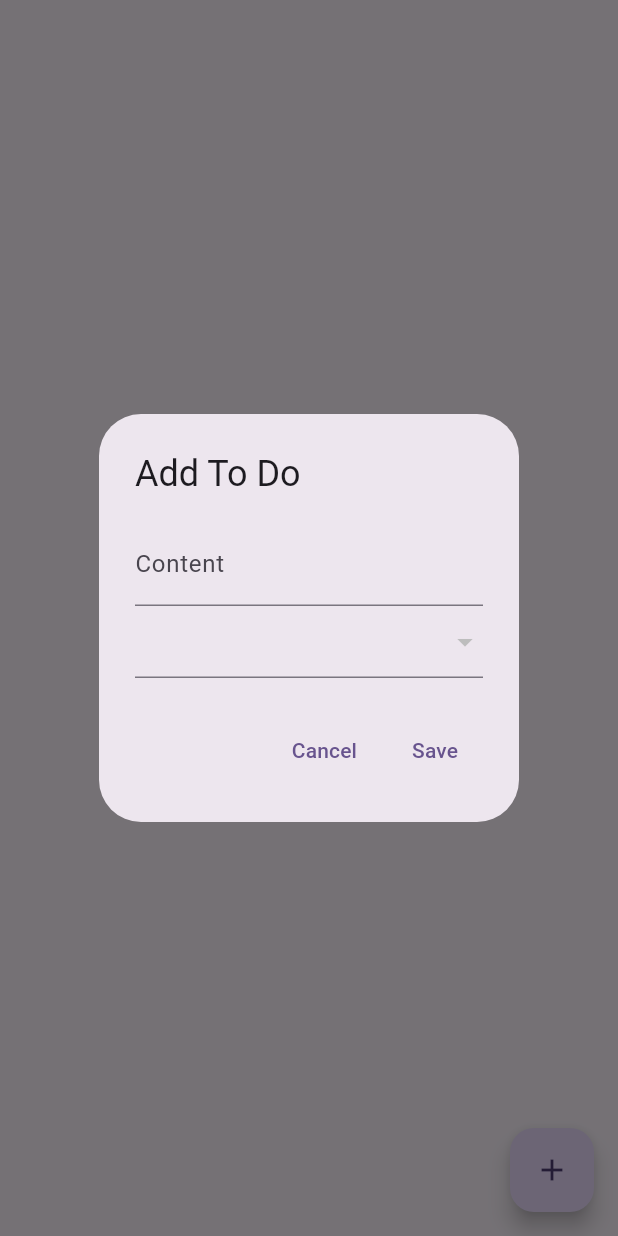
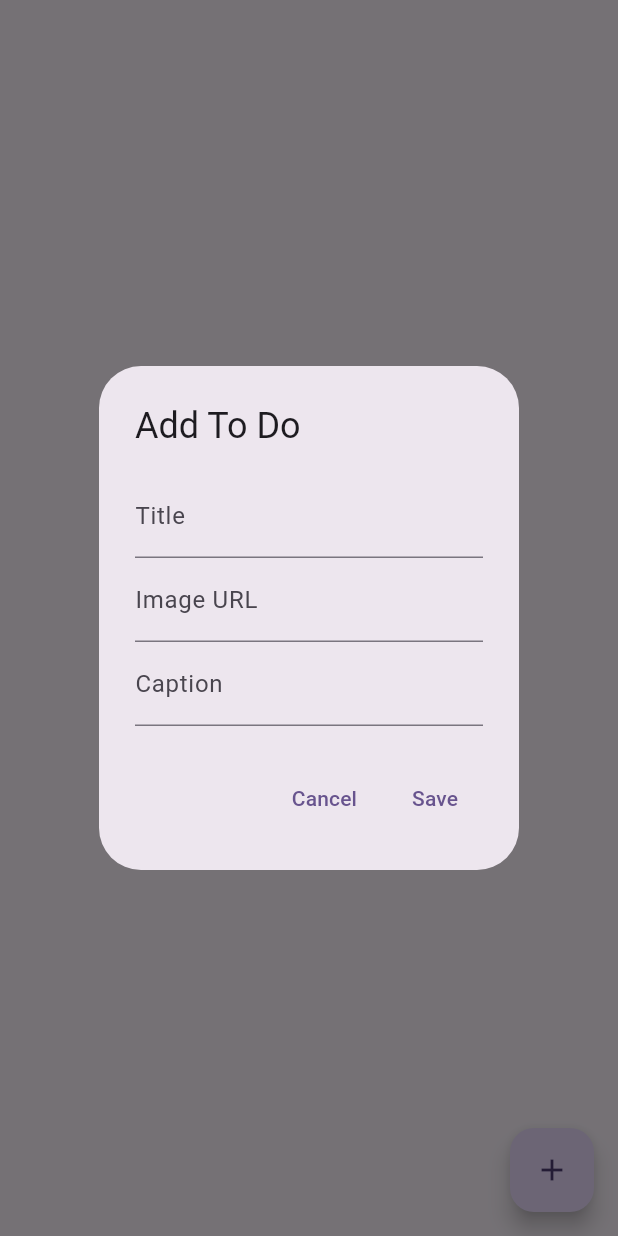
Before and after one commit to hardytee1/pbkk_isar, a Flutter app: the screen it shows after launch, after a tap on the "add" icon, on a phone screen of 412 x 824 dp. Run offline on Flutter 3.47's test engine with Material 3 defaults, Android fonts, the phone set to English and light mode, and no system bars; our stand-ins replace isar; accounts and stored records are empty; generated files the repository leaves out were written again.

Commit message:
feat: implement Isae into own project, instagram-like-app

```diff
--- a/lib/models/todo.dart
+++ b/lib/models/todo.dart
@@ -1,4 +1,4 @@
-import 'package:pbkk_isar/models/enums.dart';
+
 import 'package:isar/isar.dart';
 
 part 'todo.g.dart';
@@ -9,21 +9,22 @@ class Todo {
 
   @Index(type: IndexType.value)
   String? content;
-
-  @enumerated
-  Status status = Status.pending;
+  String? title;
+  String? caption;
 
   DateTime createdAt = DateTime.now();
   DateTime updatedAt = DateTime.now();
 
   Todo copyWith({
     String? content,
-    Status? status,
+    String? title,
+    String? caption,
   }) {
     return Todo()..id = id
         ..createdAt = createdAt
         ..updatedAt = DateTime.now()
         ..content = content ?? this.content
-        ..status = status ?? this.status;
+        ..title = title ?? this.title
+        ..caption = caption ?? this.caption;
   }
 }
--- a/lib/pages/home_page.dart
+++ b/lib/pages/home_page.dart
@@ -1,7 +1,6 @@
 import 'dart:async';
 
 import 'package:flutter/material.dart';
-import 'package:pbkk_isar/models/enums.dart';
 import 'package:pbkk_isar/models/todo.dart';
 import 'package:pbkk_isar/services/database_service.dart';
 
@@ -35,7 +34,6 @@ class _HomePageState extends State<HomePage> {
 
   @override
   void dispose() {
-    // TODO: implement deactivate
     todoStream?.cancel();
     super.dispose();
   }
@@ -56,43 +54,60 @@ class _HomePageState extends State<HomePage> {
   }
 
   Widget _buildIU(){
-    return Padding(padding: EdgeInsets.symmetric(
-      vertical: 20,
-      horizontal: 10,
-    ),
+    return Padding(
+      padding: const EdgeInsets.symmetric(vertical: 20, horizontal: 10),
       child: ListView.builder(
         itemCount: todos.length,
         itemBuilder: (context, index) {
           final todo = todos[index];
           return Card(
-        child: ListTile(
-        title:Text(
-          todo.content ?? "",
+            margin: EdgeInsets.all(8.0),
+            child: Padding(
+              padding: EdgeInsets.all(8.0),
+              child: Column(
+                crossAxisAlignment: CrossAxisAlignment.start,
+                children: [
+                  Text(
+                    todo.title ?? 'No Title',
+                    style: TextStyle(
+                      fontSize: 18,
+                      fontWeight: FontWeight.bold,
                     ),
-        subtitle: Text("Marked ${todo.status.name} at ${todo.updatedAt}"),
-        trailing:  Row(
-          mainAxisSize: MainAxisSize.min,
-          mainAxisAlignment: MainAxisAlignment.end,
-          crossAxisAlignment: CrossAxisAlignment.center,
+                  ),
+                  SizedBox(height: 4),
+                  // Caption text
+                  Text(todo.caption ?? 'No Caption'),
+                  SizedBox(height: 8),
+                  Image.network(
+                    todo.content ?? 'No Content',
+                    errorBuilder: (context, error, stackTrace) {
+                      return Text('Error loading image');
+                    },
+                  ),
+                  OverflowBar(
+                    alignment: MainAxisAlignment.end,
                     children: [
-            IconButton(onPressed: () {
+                      IconButton(
+                        icon: Icon(Icons.edit),
+                        onPressed: () {
                           _addOrEditTodo(todo: todo,
                           );
-            }, icon: const Icon(Icons.edit,),
+                        },
                       ),
-            IconButton(onPressed: () async {
+                      IconButton(
+                        icon: Icon(Icons.delete),
+                        onPressed: () async {
                           await DatabaseService.db.writeTxn(() async {
                             await DatabaseService.db.todos.delete(todo.id,
                             );
                           });
-            }, icon: const Icon(
-              Icons.delete,
-              color: Colors.red,
-            ),
+                        },
                       ),
                     ],
                   ),
-        )
+                ],
+              ),
+            ),
           );
     }),
     );
@@ -102,8 +117,8 @@ class _HomePageState extends State<HomePage> {
     Todo? todo,
 }) {
     TextEditingController contentController = TextEditingController(text :todo?.content?? "");
-
-    Status status = todo?.status ?? Status.pending;
+    TextEditingController titleController = TextEditingController(text :todo?.title?? "");
+    TextEditingController captionController = TextEditingController(text :todo?.caption?? "");
 
     showDialog(context: context, builder: (context)
     {
@@ -112,24 +127,21 @@ class _HomePageState extends State<HomePage> {
         content: Column(
           mainAxisSize: MainAxisSize.min,
           children: [
+            TextField(controller: titleController,
+            decoration: const InputDecoration(
+              labelText: 'Title',
+            ),
+            ),
             TextField(controller: contentController,
               decoration: const InputDecoration(
-              labelText: 'Content',
+                labelText: 'Image URL',
               ),
             ),
-            DropdownButtonFormField<Status>(
-              value: status,
-                items: Status.values.map(
-                    (e) => DropdownMenuItem(
-                      value: e,
-                      child: Text(e.name),
+            TextField(controller: captionController,
+              decoration: const InputDecoration(
+                labelText: 'Caption',
               ),
-                )
-                .toList(),
-                onChanged: (value) {
-                if(value ==null) return;
-                status = value;
-                }),
+            ),
           ],
         ),
         actions: [
@@ -138,17 +150,19 @@ class _HomePageState extends State<HomePage> {
         }, child: const Text('Cancel'),
         ),
         TextButton(onPressed: () async {
-          if (contentController.text.isNotEmpty){
+          if (titleController.text.isNotEmpty){
             late Todo newTodo;
             if (todo != null){
               newTodo = todo.copyWith(
+                  title: titleController.text,
+                  caption: captionController.text,
                   content: contentController.text,
-                  status: status,
               );
             }else{
               newTodo = Todo().copyWith(
+                title: titleController.text,
+                caption: captionController.text,
                 content: contentController.text,
-                status: status,
               );
             }
             await DatabaseService.db.writeTxn(
```
Also changed, not shown: lib/models/todo.g.dart (added), 4 other files. Lines whose indentation alone changed are shown as unchanged.
